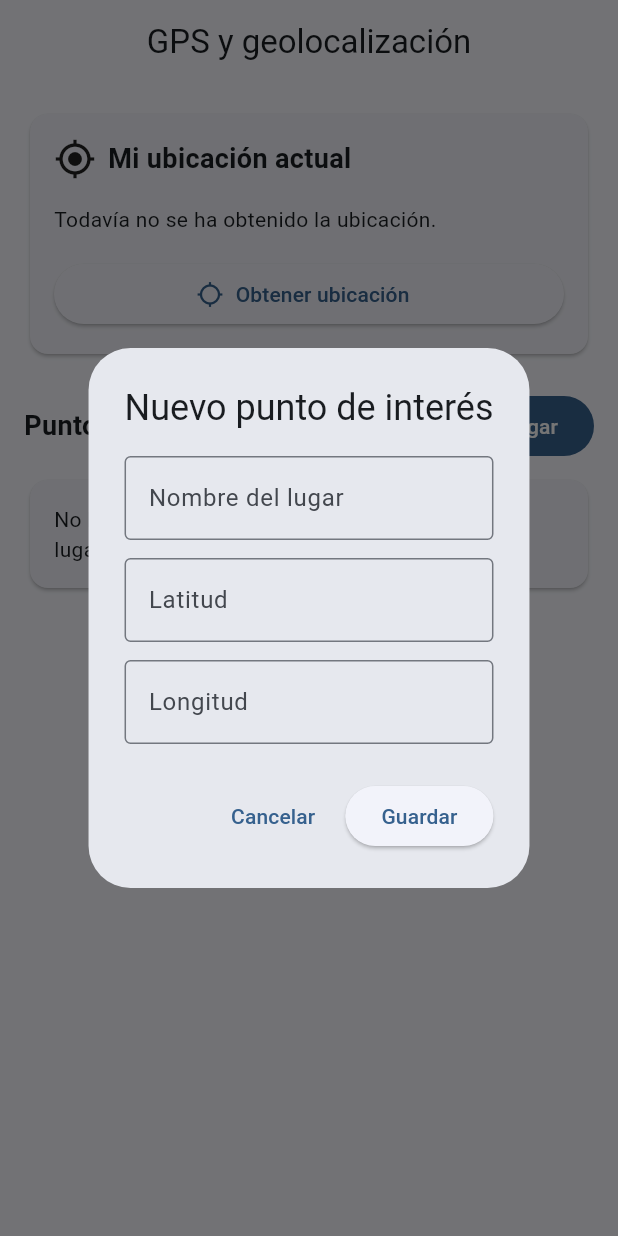
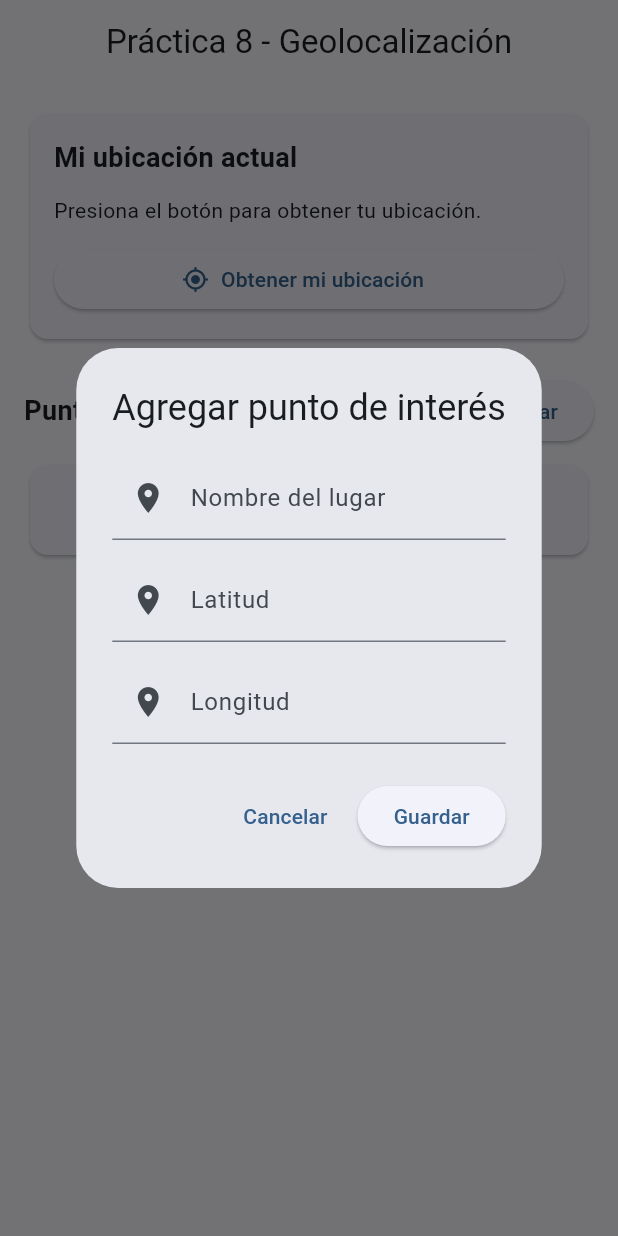
Before and after one commit to Keb-Manuel/gestion_eventos_staff_movil, a Flutter app: the screen it shows after launch, after a tap on "Agregar", on a phone screen of 412 x 824 dp. Run offline on Flutter 3.47's test engine with Material 3 defaults, Android fonts, the phone set to English and light mode, and no system bars; our stand-ins replace geolocator, shared_preferences, sqflite; accounts and stored records are empty.

Commit message:
Completa practica 08 geolocalizacion

```diff
--- a/lib/main.dart
+++ b/lib/main.dart
@@ -1,3 +1,4 @@
+
 import 'package:flutter/material.dart';
 import 'package:provider/provider.dart';
 
@@ -9,7 +10,7 @@ void main() {
 
   runApp(
     ChangeNotifierProvider(
-      create: (_) => UbicacionProvider(),
+      create: (_) => UbicacionProvider()..cargarPuntos(),
       child: const MainApp(),
     ),
   );
--- a/lib/practica_08/screens/ubicacion_page.dart
+++ b/lib/practica_08/screens/ubicacion_page.dart
@@ -1,154 +1,56 @@
+
 import 'package:flutter/material.dart';
 import 'package:provider/provider.dart';
 
 import '../models/punto_interes.dart';
 import '../providers/ubicacion_provider.dart';
 
-class UbicacionPage extends StatefulWidget {
+class UbicacionPage extends StatelessWidget {
   const UbicacionPage({super.key});
 
-  @override
-  State<UbicacionPage> createState() => _UbicacionPageState();
+  String _formatearDistancia(double? distancia) {
+    if (distancia == null) return 'No disponible';
+
+    if (distancia < 1000) {
+      return '${distancia.toStringAsFixed(0)} m';
     }
 
-class _UbicacionPageState extends State<UbicacionPage> {
-  @override
-  void initState() {
-    super.initState();
-
-    WidgetsBinding.instance.addPostFrameCallback((_) {
-      context.read<UbicacionProvider>().cargarPuntos();
-    });
+    return '${(distancia / 1000).toStringAsFixed(2)} km';
   }
 
-  Future<void> _agregarPunto() async {
-    final nombreController = TextEditingController();
-    final latitudController = TextEditingController();
-    final longitudController = TextEditingController();
-
+  Future<void> _agregarPunto(BuildContext context) async {
     final punto = await showDialog<PuntoInteres>(
       context: context,
-      builder: (dialogContext) {
-        return AlertDialog(
-          title: const Text('Nuevo punto de interés'),
-          content: SingleChildScrollView(
-            child: Column(
-              mainAxisSize: MainAxisSize.min,
-              children: [
-                TextField(
-                  controller: nombreController,
-                  decoration: const InputDecoration(
-                    labelText: 'Nombre del lugar',
-                    border: OutlineInputBorder(),
-                  ),
-                ),
-                const SizedBox(height: 12),
-                TextField(
-                  controller: latitudController,
-                  keyboardType: const TextInputType.numberWithOptions(
-                    decimal: true,
-                    signed: true,
-                  ),
-                  decoration: const InputDecoration(
-                    labelText: 'Latitud',
-                    border: OutlineInputBorder(),
-                  ),
-                ),
-                const SizedBox(height: 12),
-                TextField(
-                  controller: longitudController,
-                  keyboardType: const TextInputType.numberWithOptions(
-                    decimal: true,
-                    signed: true,
-                  ),
-                  decoration: const InputDecoration(
-                    labelText: 'Longitud',
-                    border: OutlineInputBorder(),
-                  ),
-                ),
-              ],
-            ),
-          ),
-          actions: [
-            TextButton(
-              onPressed: () => Navigator.pop(dialogContext),
-              child: const Text('Cancelar'),
-            ),
-            ElevatedButton(
-              onPressed: () {
-                final nombre = nombreController.text.trim();
-                final latitud = double.tryParse(latitudController.text.trim());
-                final longitud =
-                    double.tryParse(longitudController.text.trim());
-
-                if (nombre.isEmpty ||
-                    latitud == null ||
-                    longitud == null ||
-                    latitud < -90 ||
-                    latitud > 90 ||
-                    longitud < -180 ||
-                    longitud > 180) {
-                  ScaffoldMessenger.of(dialogContext).showSnackBar(
-                    const SnackBar(
-                      content: Text(
-                        'Ingresa un nombre y coordenadas válidas.',
-                      ),
-                    ),
-                  );
-                  return;
-                }
-
-                Navigator.pop(
-                  dialogContext,
-                  PuntoInteres(
-                    nombre: nombre,
-                    latitud: latitud,
-                    longitud: longitud,
-                  ),
-                );
-              },
-              child: const Text('Guardar'),
-            ),
-          ],
-        );
-      },
+      builder: (_) => const _FormularioPuntoDialog(),
     );
 
-    nombreController.dispose();
-    latitudController.dispose();
-    longitudController.dispose();
+    if (punto == null || !context.mounted) return;
 
-    if (punto != null && mounted) {
+    final messenger = ScaffoldMessenger.of(context);
+
     try {
       await context.read<UbicacionProvider>().agregarPunto(punto);
     } catch (e) {
-        if (mounted) {
-          ScaffoldMessenger.of(context).showSnackBar(
+      if (!context.mounted) return;
+
+      messenger.showSnackBar(
         SnackBar(content: Text('No se pudo guardar: $e')),
       );
     }
-      }
-    }
-  }
-
-  String _formatearDistancia(double distancia) {
-    if (distancia >= 1000) {
-      return '${(distancia / 1000).toStringAsFixed(2)} km';
-    }
-
-    return '${distancia.toStringAsFixed(0)} m';
   }
 
   @override
   Widget build(BuildContext context) {
     return Scaffold(
       appBar: AppBar(
-        title: const Text('GPS y geolocalización'),
+        title: const Text('Práctica 8 - Geolocalización'),
         centerTitle: true,
       ),
       body: Consumer<UbicacionProvider>(
         builder: (context, provider, child) {
-          return ListView(
+          return RefreshIndicator(
+            onRefresh: provider.obtenerUbicacion,
+            child: ListView(
               padding: const EdgeInsets.all(16),
               children: [
                 Card(
@@ -157,28 +59,17 @@ class _UbicacionPageState extends State<UbicacionPage> {
                     child: Column(
                       crossAxisAlignment: CrossAxisAlignment.start,
                       children: [
-                      const Row(
-                        children: [
-                          Icon(Icons.my_location, size: 28),
-                          SizedBox(width: 8),
-                          Text(
+                        const Text(
                           'Mi ubicación actual',
                           style: TextStyle(
                             fontSize: 18,
                             fontWeight: FontWeight.bold,
                           ),
                         ),
-                        ],
-                      ),
-                      const SizedBox(height: 16),
+                        const SizedBox(height: 12),
                         if (provider.cargando)
                           const Center(
                             child: CircularProgressIndicator(),
-                        )
-                      else if (provider.error != null)
-                        Text(
-                          provider.error!,
-                          style: const TextStyle(color: Colors.red),
                           )
                         else if (provider.posicionActual != null) ...[
                           Text(
@@ -187,44 +78,58 @@ class _UbicacionPageState extends State<UbicacionPage> {
                           Text(
                             'Longitud: ${provider.posicionActual!.longitude}',
                           ),
-                        Text(
-                          'Precisión: '
-                          '${provider.posicionActual!.accuracy.toStringAsFixed(2)} metros',
+                          const SizedBox(height: 8),
+                          const Text(
+                            'Ubicación obtenida correctamente.',
                           ),
                         ] else
-                        const Text(
-                          'Todavía no se ha obtenido la ubicación.',
+                          Text(
+                            provider.error ??
+                                'Presiona el botón para obtener tu ubicación.',
                           ),
-                      const SizedBox(height: 16),
+                        const SizedBox(height: 12),
                         SizedBox(
                           width: double.infinity,
                           child: ElevatedButton.icon(
                             onPressed: provider.cargando
                                 ? null
                                 : provider.obtenerUbicacion,
-                          icon: const Icon(Icons.location_searching),
-                          label: const Text('Obtener ubicación'),
+                            icon: const Icon(Icons.my_location),
+                            label: const Text('Obtener mi ubicación'),
                           ),
                         ),
-                      if (provider.posicionActual != null)
+                        if (provider.posicionActual != null) ...[
+                          const SizedBox(height: 8),
                           SizedBox(
                             width: double.infinity,
                             child: OutlinedButton.icon(
-                            onPressed: () {
+                              onPressed: () async {
+                                final messenger =
+                                    ScaffoldMessenger.of(context);
+
                                 final posicion = provider.posicionActual!;
 
-                              provider.abrirMapa(
+                                try {
+                                  await provider.abrirMapa(
                                     PuntoInteres(
                                       nombre: 'Mi ubicación',
                                       latitud: posicion.latitude,
                                       longitud: posicion.longitude,
                                     ),
                                   );
+                                } catch (e) {
+                                  if (!context.mounted) return;
+
+                                  messenger.showSnackBar(
+                                    SnackBar(content: Text('$e')),
+                                  );
+                                }
                               },
                               icon: const Icon(Icons.map),
                               label: const Text('Abrir en Google Maps'),
                             ),
                           ),
+                        ],
                       ],
                     ),
                   ),
@@ -242,9 +147,9 @@ class _UbicacionPageState extends State<UbicacionPage> {
                         ),
                       ),
                     ),
-                  FilledButton.icon(
-                    onPressed: _agregarPunto,
-                    icon: const Icon(Icons.add_location_alt),
+                    ElevatedButton.icon(
+                      onPressed: () => _agregarPunto(context),
+                      icon: const Icon(Icons.add),
                       label: const Text('Agregar'),
                     ),
                   ],
@@ -253,21 +158,29 @@ class _UbicacionPageState extends State<UbicacionPage> {
                 if (provider.puntos.isEmpty)
                   const Card(
                     child: Padding(
-                    padding: EdgeInsets.all(16),
+                      padding: EdgeInsets.all(20),
+                      child: Center(
                         child: Text(
-                      'No hay puntos registrados. Agrega al menos tres '
-                      'lugares para completar el ejercicio.',
+                          'Todavía no tienes puntos guardados.',
+                          textAlign: TextAlign.center,
+                        ),
                       ),
                     ),
                   )
                 else
-                ...List.generate(provider.puntos.length, (indice) {
-                  final punto = provider.puntos[indice];
-                  final distancia = provider.distanciaAlPunto(punto);
+                  ...provider.puntos.asMap().entries.map((entry) {
+                    final indice = entry.key;
+                    final punto = entry.value;
+
+                    final distancia =
+                        provider.distanciaAlPunto(punto);
 
                     return Card(
+                      margin: const EdgeInsets.only(bottom: 10),
                       child: ListTile(
-                      leading: const Icon(Icons.place),
+                        leading: const CircleAvatar(
+                          child: Icon(Icons.place),
+                        ),
                         title: Text(punto.nombre),
                         subtitle: Column(
                           crossAxisAlignment: CrossAxisAlignment.start,
@@ -284,23 +197,36 @@ class _UbicacionPageState extends State<UbicacionPage> {
                         isThreeLine: true,
                         trailing: PopupMenuButton<String>(
                           onSelected: (opcion) async {
+                            final messenger =
+                                ScaffoldMessenger.of(context);
+
                             if (opcion == 'mapa') {
-                            final messenger = ScaffoldMessenger.of(context);
-
                               try {
                                 await provider.abrirMapa(punto);
                               } catch (e) {
-                              if (!mounted) return;
+                                if (!context.mounted) return;
 
                                 messenger.showSnackBar(
                                   SnackBar(content: Text('$e')),
                                 );
                               }
                             } else if (opcion == 'eliminar') {
+                              try {
                                 await provider.eliminarPunto(indice);
+                              } catch (e) {
+                                if (!context.mounted) return;
+
+                                messenger.showSnackBar(
+                                  SnackBar(
+                                    content: Text(
+                                      'No se pudo eliminar: $e',
+                                    ),
+                                  ),
+                                );
+                              }
                             }
                           },
-                        itemBuilder: (context) => const [
+                          itemBuilder: (_) => const [
                             PopupMenuItem(
                               value: 'mapa',
                               child: Text('Abrir en Google Maps'),
@@ -315,9 +241,158 @@ class _UbicacionPageState extends State<UbicacionPage> {
                     );
                   }),
               ],
+            ),
           );
         },
       ),
     );
   }
 }
+
+class _FormularioPuntoDialog extends StatefulWidget {
+  const _FormularioPuntoDialog();
+
+  @override
+  State<_FormularioPuntoDialog> createState() =>
+      _FormularioPuntoDialogState();
+}
+
+class _FormularioPuntoDialogState
+    extends State<_FormularioPuntoDialog> {
+  final _formKey = GlobalKey<FormState>();
+
+  final _nombreController = TextEditingController();
+  final _latitudController = TextEditingController();
+  final _longitudController = TextEditingController();
+
+  String? _error;
+
+  @override
+  void dispose() {
+    _nombreController.dispose();
+    _latitudController.dispose();
+    _longitudController.dispose();
+    super.dispose();
+  }
+
+  void _guardar() {
+    if (!_formKey.currentState!.validate()) return;
+
+    final latitud = double.tryParse(
+      _latitudController.text.trim(),
+    );
+
+    final longitud = double.tryParse(
+      _longitudController.text.trim(),
+    );
+
+    if (latitud == null ||
+        longitud == null ||
+        latitud < -90 ||
+        latitud > 90 ||
+        longitud < -180 ||
+        longitud > 180) {
+      setState(() {
+        _error = 'Ingresa coordenadas válidas.';
+      });
+      return;
+    }
+
+    Navigator.of(context).pop(
+      PuntoInteres(
+        nombre: _nombreController.text.trim(),
+        latitud: latitud,
+        longitud: longitud,
+      ),
+    );
+  }
+
+  @override
+  Widget build(BuildContext context) {
+    return AlertDialog(
+      title: const Text('Agregar punto de interés'),
+      content: Form(
+        key: _formKey,
+        child: SingleChildScrollView(
+          child: Column(
+            mainAxisSize: MainAxisSize.min,
+            children: [
+              TextFormField(
+                controller: _nombreController,
+                decoration: const InputDecoration(
+                  labelText: 'Nombre del lugar',
+                  prefixIcon: Icon(Icons.place),
+                ),
+                validator: (value) {
+                  if (value == null || value.trim().isEmpty) {
+                    return 'Escribe el nombre del lugar.';
+                  }
+                  return null;
+                },
+              ),
+              const SizedBox(height: 12),
+              TextFormField(
+                controller: _latitudController,
+                keyboardType: const TextInputType.numberWithOptions(
+                  decimal: true,
+                  signed: true,
+                ),
+                decoration: const InputDecoration(
+                  labelText: 'Latitud',
+                  prefixIcon: Icon(Icons.location_on),
+                ),
+                validator: (value) {
+                  if (value == null || value.trim().isEmpty) {
+                    return 'Ingresa la latitud.';
+                  }
+                  if (double.tryParse(value.trim()) == null) {
+                    return 'Ingresa un número válido.';
+                  }
+                  return null;
+                },
+              ),
+              const SizedBox(height: 12),
+              TextFormField(
+                controller: _longitudController,
+                keyboardType: const TextInputType.numberWithOptions(
+                  decimal: true,
+                  signed: true,
+                ),
+                decoration: const InputDecoration(
+                  labelText: 'Longitud',
+                  prefixIcon: Icon(Icons.location_on),
+                ),
+                validator: (value) {
+                  if (value == null || value.trim().isEmpty) {
+                    return 'Ingresa la longitud.';
+                  }
+                  if (double.tryParse(value.trim()) == null) {
+                    return 'Ingresa un número válido.';
+                  }
+                  return null;
+                },
+              ),
+              if (_error != null) ...[
+                const SizedBox(height: 12),
+                Text(
+                  _error!,
+                  style: const TextStyle(color: Colors.red),
+                ),
+              ],
+            ],
+          ),
+        ),
+      ),
+      actions: [
+        TextButton(
+          onPressed: () => Navigator.of(context).pop(),
+          child: const Text('Cancelar'),
+        ),
+        ElevatedButton(
+          onPressed: _guardar,
+          child: const Text('Guardar'),
+        ),
+      ],
+    );
+  }
+}
```
Also changed, not shown: 7 other files. Lines whose indentation alone changed are shown as unchanged.
